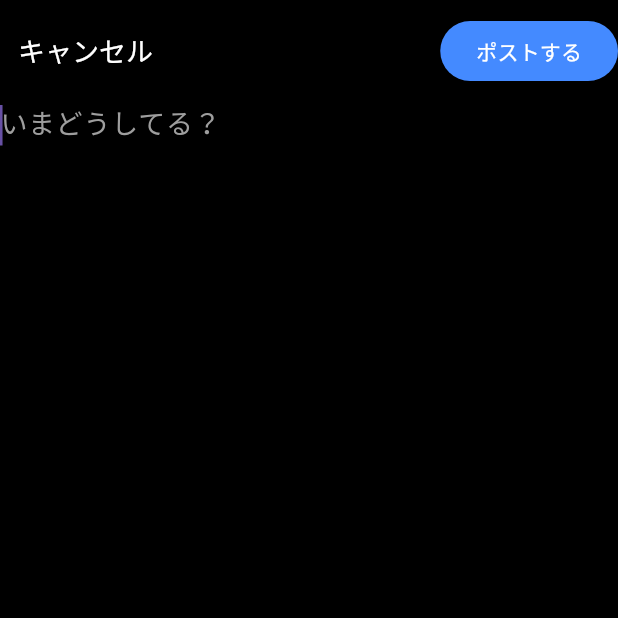
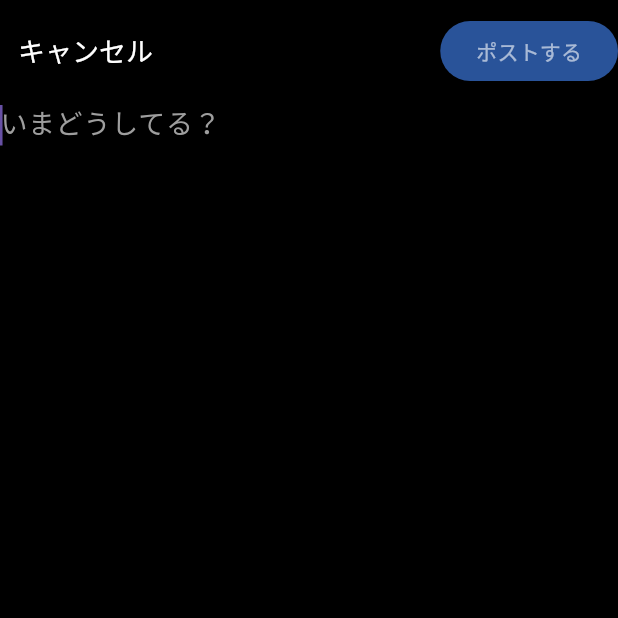
Before and after one commit to Rei0404nakada/learning_ui, a Flutter app: the InputPage screen opened directly, on a phone screen of 412 x 824 dp, the top half of it. Run offline on Flutter 3.47's test engine with Material 3 defaults, Android fonts, the phone set to English and light mode, and no system bars; our stand-ins replace shared_preferences; accounts and stored records are empty.

Commit message:
add: 空文字、空白判定機能追加

```diff
--- a/lib/inputPage.dart
+++ b/lib/inputPage.dart
@@ -19,6 +19,16 @@ class _InputPageState extends State<InputPage> {
 
   void saveText() async {
     SharedPreferences prefs = await SharedPreferences.getInstance();
+    prefs.setString('tweet', _controller.text);
+  }
+
+  bool emptyChecker() {
+    RegExp regExp = RegExp(r'^\s*$');
+    if (_controller.text.isEmpty == true || regExp.hasMatch(_controller.text)) {
+      return true;
+    } else {
+      return false;
+    }
   }
 
   @override
@@ -54,7 +64,9 @@ class _InputPageState extends State<InputPage> {
                   child: const Text('キャンセル'),
                 ),
                 ElevatedButton(
-                  onPressed: () {
+                  onPressed: emptyChecker() == true
+                      ? null
+                      : () {
                           Navigator.pushReplacement(
                             context,
                             MaterialPageRoute(
@@ -64,7 +76,9 @@ class _InputPageState extends State<InputPage> {
                   style: ElevatedButton.styleFrom(
                       foregroundColor: Colors.white,
                       backgroundColor: Colors.blueAccent,
-                  ),
+                      disabledBackgroundColor:
+                          Colors.blueAccent.withOpacity(0.6),
+                      disabledForegroundColor: Colors.white.withOpacity(0.6)),
                   child: const Text('ポストする'),
                 ),
               ],
@@ -76,7 +90,9 @@ class _InputPageState extends State<InputPage> {
                 hintStyle: TextStyle(color: Colors.grey, fontSize: 18),
                 border: InputBorder.none,
               ),
-              onChanged: (text) {},
+              onChanged: (text) {
+                setState(() {});
+              },
               autofocus: true,
               style: const TextStyle(
                 color: Colors.white,
```
Lines whose indentation alone changed are shown as unchanged.
